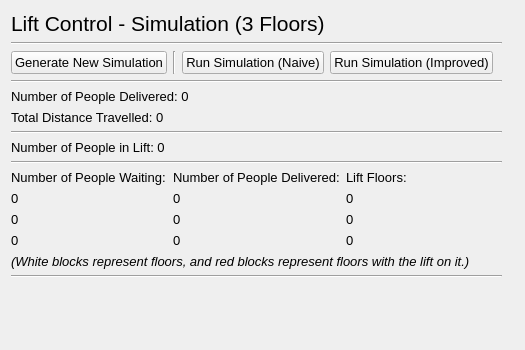
Qt form sim_3_floors.ui (IsaacCheng9/lift-control-simulation) before a commit.
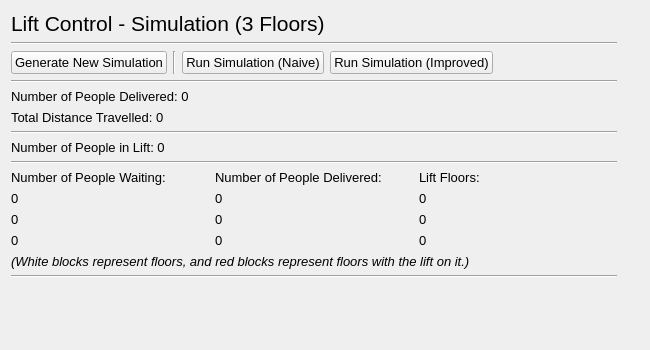
The same form after that commit.

Diff of the .ui file:
```diff
--- a/sim_3_floors.ui
+++ b/sim_3_floors.ui
@@ -6,7 +6,7 @@
    <rect>
     <x>0</x>
     <y>0</y>
-    <width>525</width>
+    <width>650</width>
     <height>350</height>
    </rect>
   </property>
@@ -25,8 +25,8 @@
      <rect>
       <x>11</x>
       <y>11</y>
-      <width>491</width>
-      <height>321</height>
+      <width>606</width>
+      <height>366</height>
      </rect>
     </property>
     <layout class="QVBoxLayout" name="vert_layout_lift_control">
```
